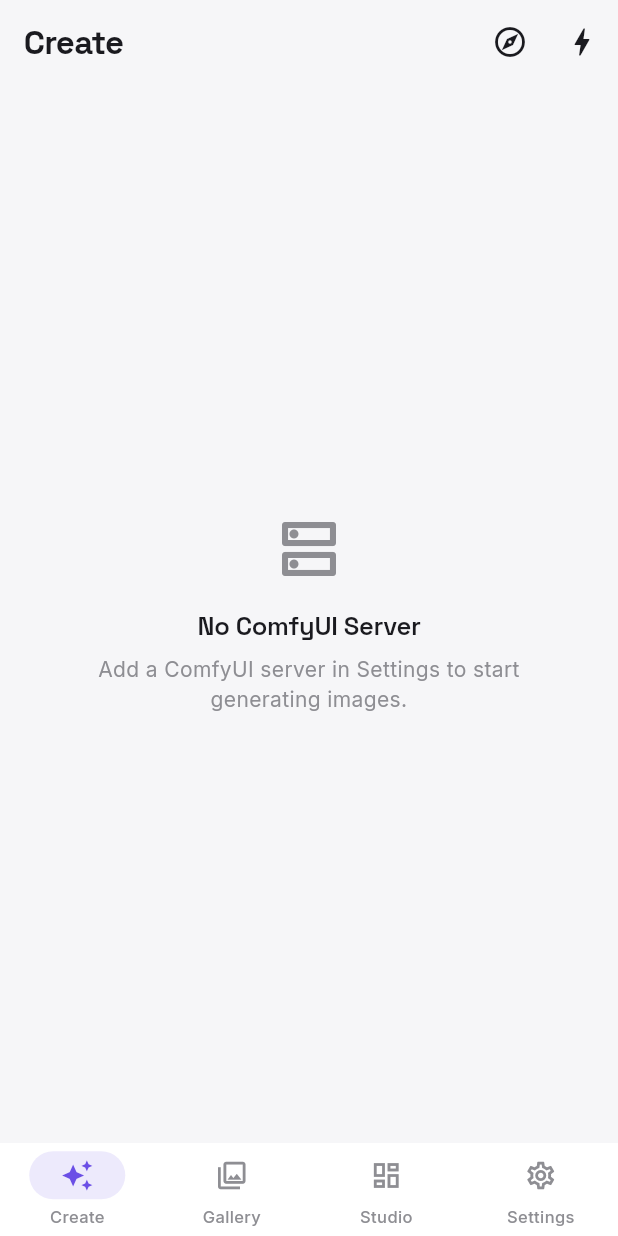
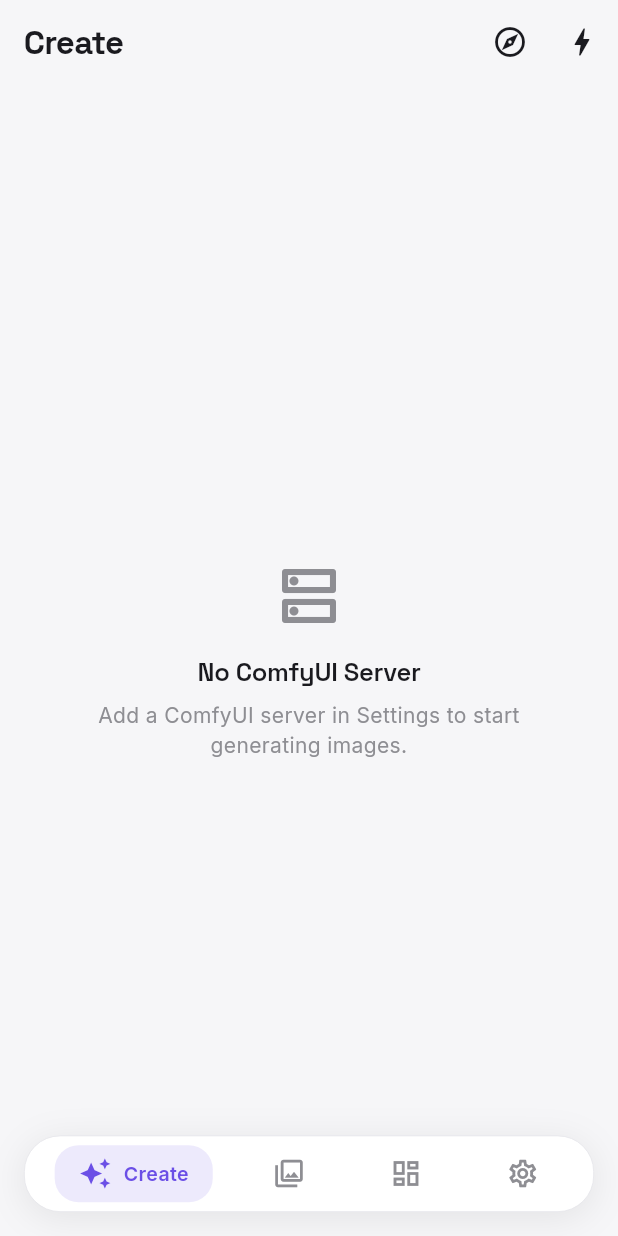
Before and after one commit to justacalico/vidlatte-flutter, a Flutter app: the screen it shows after launch, on a phone screen of 412 x 824 dp. Run offline on Flutter 3.47's test engine with Material 3 defaults, Android fonts, the phone set to English and light mode, and no system bars; our stand-ins replace dio, equatable, flutter_bloc, go_router, google_fonts, hive_flutter and 1 more; accounts and stored records are empty.

Commit message:
misc: 手机端导航栏改为浮动圆角样式
- 底部导航栏悬浮于内容上方，带圆角和阴影
- 选中项显示图标+文字，未选中项仅显示图标
- 使用extendBody让内容延伸到导航栏下方

```diff
--- a/lib/presentation/widgets/shell/app_shell.dart
+++ b/lib/presentation/widgets/shell/app_shell.dart
@@ -52,18 +52,91 @@
 
   @override
   Widget build(BuildContext context) {
+    final ext = Theme.of(context).extension<AppColors>()!;
     return Scaffold(
       body: child,
-      bottomNavigationBar: NavigationBar(
-        selectedIndex: currentIndex,
-        onDestinationSelected: (index) => context.go(AppDestination.values[index].path),
-        destinations: AppDestination.values.map((d) {
-          return NavigationDestination(
-            icon: Icon(d.icon),
-            selectedIcon: Icon(d.selectedIcon),
-            label: d.label,
-          );
-        }).toList(),
+      extendBody: true,
+      bottomNavigationBar: Padding(
+        padding: const EdgeInsets.fromLTRB(16, 0, 16, 16),
+        child: Container(
+          decoration: BoxDecoration(
+            color: ext.surfaceElevated,
+            borderRadius: BorderRadius.circular(24),
+            border: Border.all(color: ext.border, width: 0.5),
+            boxShadow: [
+              BoxShadow(
+                color: Colors.black.withValues(alpha: 0.08),
+                blurRadius: 20,
+                offset: const Offset(0, 4),
+              ),
+            ],
+          ),
+          child: Padding(
+            padding: const EdgeInsets.symmetric(horizontal: 8, vertical: 6),
+            child: Row(
+              mainAxisAlignment: MainAxisAlignment.spaceAround,
+              children: AppDestination.values.asMap().entries.map((entry) {
+                final index = entry.key;
+                final dest = entry.value;
+                final selected = index == currentIndex;
+                return _FloatingNavItem(
+                  icon: selected ? dest.selectedIcon : dest.icon,
+                  label: dest.label,
+                  selected: selected,
+                  onTap: () => context.go(dest.path),
+                );
+              }).toList(),
+            ),
+          ),
+        ),
+      ),
+    );
+  }
+}
+
+class _FloatingNavItem extends StatelessWidget {
+  final IconData icon;
+  final String label;
+  final bool selected;
+  final VoidCallback onTap;
+
+  const _FloatingNavItem({
+    required this.icon,
+    required this.label,
+    required this.selected,
+    required this.onTap,
+  });
+
+  @override
+  Widget build(BuildContext context) {
+    final ext = Theme.of(context).extension<AppColors>()!;
+    return GestureDetector(
+      onTap: onTap,
+      behavior: HitTestBehavior.opaque,
+      child: AnimatedContainer(
+        duration: const Duration(milliseconds: 200),
+        padding: const EdgeInsets.symmetric(horizontal: 16, vertical: 8),
+        decoration: BoxDecoration(
+          color: selected ? ext.accent.withValues(alpha: 0.12) : Colors.transparent,
+          borderRadius: BorderRadius.circular(16),
+        ),
+        child: Row(
+          mainAxisSize: MainAxisSize.min,
+          children: [
+            Icon(icon, size: 22, color: selected ? ext.accent : ext.muted),
+            if (selected) ...[
+              const SizedBox(width: 8),
+              Text(
+                label,
+                style: TextStyle(
+                  fontSize: 13,
+                  fontWeight: FontWeight.w600,
+                  color: ext.accent,
+                ),
+              ),
+            ],
+          ],
+        ),
       ),
     );
   }
```
